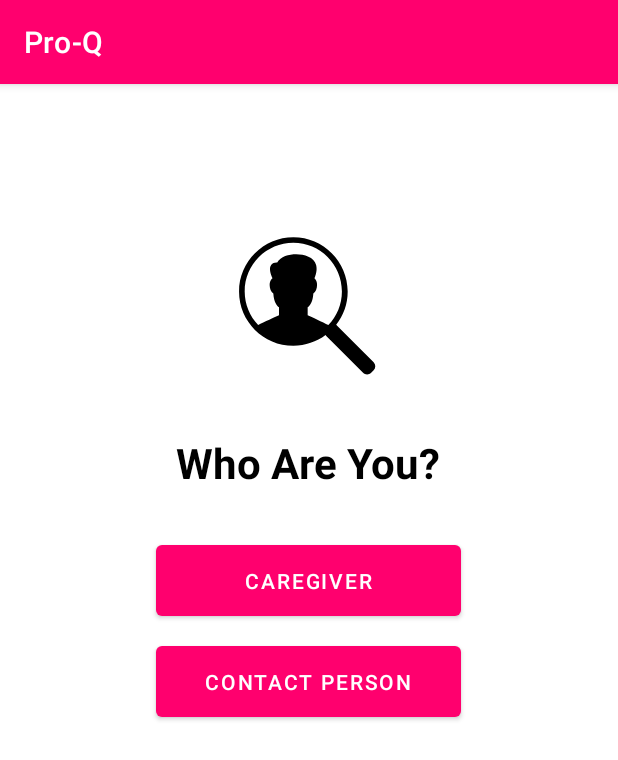
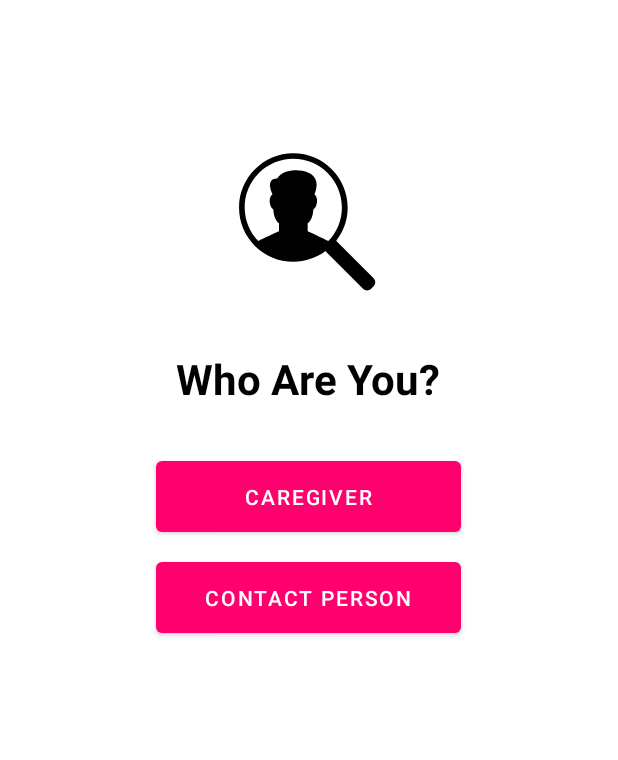
Before and after one commit to cassieg272/Pro-Q, an Android app: the screen it shows after launch (WelcomeActivity), on a phone screen of 412 x 824 dp. Shown: the top 760 px of the screen. Run offline under Robolectric (Android 15) with nearby library versions, the phone set to English and light mode, and no system bars; Roboto replaces fonts that are not available here.

Commit message:
remove action bar at the top of each activity

```diff
--- a/app/src/main/res/values/themes.xml
+++ b/app/src/main/res/values/themes.xml
@@ -1,6 +1,6 @@
 <resources xmlns:tools="http://schemas.android.com/tools">
     <!-- Base application theme. -->
-    <style name="Theme.ProQ" parent="Theme.MaterialComponents.DayNight.DarkActionBar">
+    <style name="Theme.ProQ" parent="Theme.MaterialComponents.DayNight.NoActionBar">
         <!-- Primary brand color. -->
         <item name="colorPrimary">@color/pink</item>
         <item name="colorPrimaryVariant">@color/purple</item>
```
